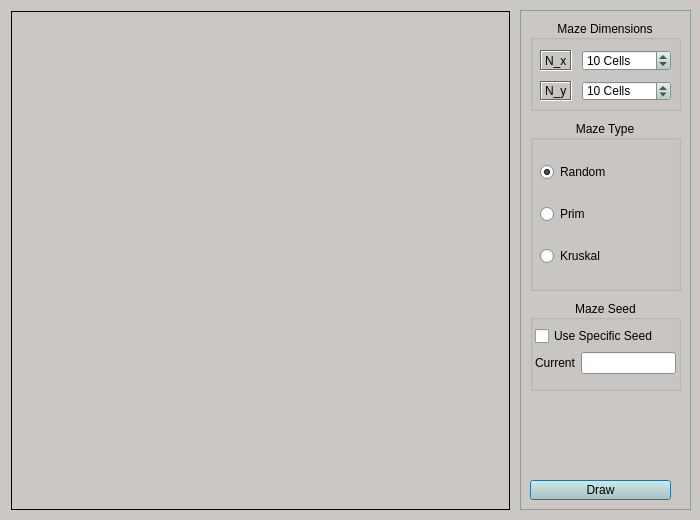
rpowel/maze, file MazeGui.ui: the form before one commit.
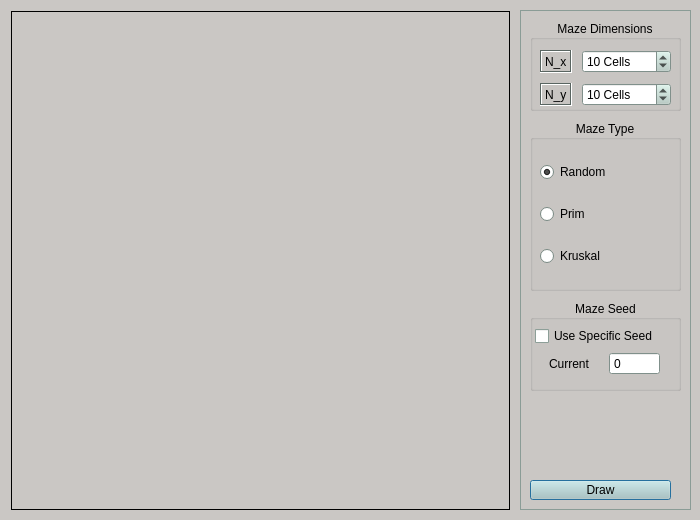
The form after the commit.

Diff of the .ui file:
```diff
--- a/MazeGui.ui
+++ b/MazeGui.ui
@@ -1340,7 +1340,7 @@
     <property name="alignment">
      <set>Qt::AlignCenter</set>
     </property>
-    <widget class="QWidget" name="">
+    <widget class="QWidget" name="layoutWidget">
      <property name="geometry">
       <rect>
        <x>0</x>
@@ -1376,19 +1376,34 @@
        <layout class="QHBoxLayout" name="horizontalLayout">
         <item>
          <widget class="QLabel" name="seedLabel">
+          <property name="sizePolicy">
+           <sizepolicy hsizetype="Fixed" vsizetype="Preferred">
+            <horstretch>0</horstretch>
+            <verstretch>0</verstretch>
+           </sizepolicy>
+          </property>
           <property name="text">
            <string>Current</string>
           </property>
          </widget>
         </item>
         <item>
-         <widget class="QLineEdit" name="lineEdit">
+         <widget class="QSpinBox" name="seedValue">
           <property name="sizePolicy">
            <sizepolicy hsizetype="Fixed" vsizetype="Fixed">
             <horstretch>0</horstretch>
             <verstretch>0</verstretch>
            </sizepolicy>
           </property>
+          <property name="buttonSymbols">
+           <enum>QAbstractSpinBox::NoButtons</enum>
+          </property>
+          <property name="maximum">
+           <number>999999999</number>
+          </property>
+          <property name="value">
+           <number>0</number>
+          </property>
          </widget>
         </item>
        </layout>
@@ -1411,13 +1426,13 @@
     <property name="alignment">
      <set>Qt::AlignCenter</set>
     </property>
-    <widget class="QWidget" name="">
+    <widget class="QWidget" name="layoutWidget">
      <property name="geometry">
       <rect>
        <x>0</x>
        <y>20</y>
        <width>151</width>
-       <height>71</height>
+       <height>78</height>
       </rect>
      </property>
      <layout class="QGridLayout" name="gridLayout">
```
Left out of the diff: 2 changed lines with no effect on the pictures.
